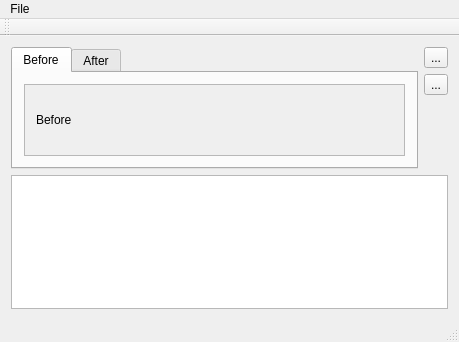
Before: the Qt Designer form DSuite/dsuitemain.ui in gwynethbradbury/DSuite, drawn with Qt 5.
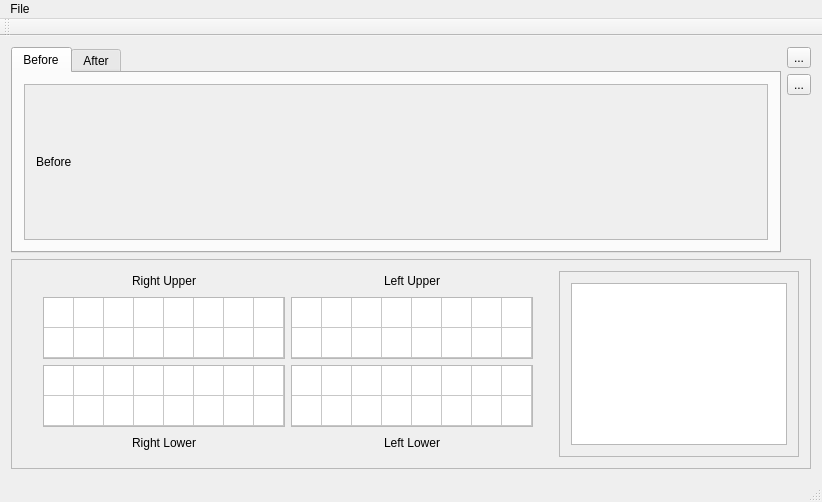
After: the same form once the commit is applied.

Diff of the .ui file:
```diff
--- a/DSuite/dsuitemain.ui
+++ b/DSuite/dsuitemain.ui
@@ -6,16 +6,16 @@
    <rect>
     <x>0</x>
     <y>0</y>
-    <width>459</width>
-    <height>342</height>
+    <width>777</width>
+    <height>502</height>
    </rect>
   </property>
   <property name="windowTitle">
    <string>DSuiteMain</string>
   </property>
   <widget class="QWidget" name="centralWidget">
-   <layout class="QGridLayout" name="gridLayout">
-    <item row="0" column="0">
+   <layout class="QVBoxLayout" name="verticalLayout">
+    <item>
      <layout class="QHBoxLayout" name="horizontalLayout">
       <item>
        <widget class="QTabWidget" name="before_after_tabs">
@@ -37,8 +37,8 @@
               <rect>
                <x>0</x>
                <y>0</y>
-               <width>340</width>
-               <height>79</height>
+               <width>658</width>
+               <height>138</height>
               </rect>
              </property>
              <layout class="QGridLayout" name="gridLayout_5">
@@ -123,14 +123,361 @@
       </item>
      </layout>
     </item>
-    <item row="1" column="0">
-     <widget class="QTableView" name="tableView">
+    <item>
+     <widget class="QScrollArea" name="scrollArea_3">
+      <property name="minimumSize">
+       <size>
+        <width>800</width>
+        <height>0</height>
+       </size>
+      </property>
       <property name="maximumSize">
        <size>
         <width>16777215</width>
-        <height>200</height>
+        <height>210</height>
        </size>
       </property>
+      <property name="widgetResizable">
+       <bool>true</bool>
+      </property>
+      <widget class="QWidget" name="scrollAreaWidgetContents_3">
+       <property name="geometry">
+        <rect>
+         <x>0</x>
+         <y>0</y>
+         <width>798</width>
+         <height>212</height>
+        </rect>
+       </property>
+       <layout class="QHBoxLayout" name="horizontalLayout_2">
+        <item>
+         <layout class="QGridLayout" name="gridLayout">
+          <item row="2" column="3">
+           <spacer name="horizontalSpacer_2">
+            <property name="orientation">
+             <enum>Qt::Horizontal</enum>
+            </property>
+            <property name="sizeHint" stdset="0">
+             <size>
+              <width>40</width>
+              <height>20</height>
+             </size>
+            </property>
+           </spacer>
+          </item>
+          <item row="2" column="0">
+           <spacer name="horizontalSpacer">
+            <property name="orientation">
+             <enum>Qt::Horizontal</enum>
+            </property>
+            <property name="sizeHint" stdset="0">
+             <size>
+              <width>40</width>
+              <height>20</height>
+             </size>
+            </property>
+           </spacer>
+          </item>
+          <item row="0" column="1">
+           <widget class="QLabel" name="label_3">
+            <property name="maximumSize">
+             <size>
+              <width>16777215</width>
+              <height>20</height>
+             </size>
+            </property>
+            <property name="text">
+             <string>Right Upper</string>
+            </property>
+            <property name="alignment">
+             <set>Qt::AlignCenter</set>
+            </property>
+           </widget>
+          </item>
+          <item row="4" column="2">
+           <widget class="QLabel" name="label_6">
+            <property name="maximumSize">
+             <size>
+              <width>16777215</width>
+              <height>20</height>
+             </size>
+            </property>
+            <property name="text">
+             <string>Left Lower</string>
+            </property>
+            <property name="alignment">
+             <set>Qt::AlignCenter</set>
+            </property>
+           </widget>
+          </item>
+          <item row="3" column="2">
+           <widget class="QTableWidget" name="teethTableWidget_LL">
+            <property name="minimumSize">
+             <size>
+              <width>242</width>
+              <height>62</height>
+             </size>
+            </property>
+            <property name="maximumSize">
+             <size>
+              <width>242</width>
+              <height>62</height>
+             </size>
+            </property>
+            <property name="verticalScrollBarPolicy">
+             <enum>Qt::ScrollBarAlwaysOff</enum>
+            </property>
+            <property name="horizontalScrollBarPolicy">
+             <enum>Qt::ScrollBarAlwaysOff</enum>
+            </property>
+            <property name="rowCount">
+             <number>2</number>
+            </property>
+            <property name="columnCount">
+             <number>8</number>
+            </property>
+            <attribute name="horizontalHeaderVisible">
+             <bool>false</bool>
+            </attribute>
+            <attribute name="horizontalHeaderDefaultSectionSize">
+             <number>30</number>
+            </attribute>
+            <attribute name="horizontalHeaderHighlightSections">
+             <bool>true</bool>
+            </attribute>
+            <attribute name="verticalHeaderVisible">
+             <bool>false</bool>
+            </attribute>
+            <row/>
+            <row/>
+            <column/>
+            <column/>
+            <column/>
+            <column/>
+            <column/>
+            <column/>
+            <column/>
+            <column/>
+           </widget>
+          </item>
+          <item row="4" column="1">
+           <widget class="QLabel" name="label_5">
+            <property name="maximumSize">
+             <size>
+              <width>16777215</width>
+              <height>20</height>
+             </size>
+            </property>
+            <property name="layoutDirection">
+             <enum>Qt::LeftToRight</enum>
+            </property>
+            <property name="text">
+             <string>Right Lower</string>
+            </property>
+            <property name="alignment">
+             <set>Qt::AlignCenter</set>
+            </property>
+           </widget>
+          </item>
+          <item row="0" column="2">
+           <widget class="QLabel" name="label_4">
+            <property name="maximumSize">
+             <size>
+              <width>16777215</width>
+              <height>20</height>
+             </size>
+            </property>
+            <property name="text">
+             <string>Left Upper</string>
+            </property>
+            <property name="alignment">
+             <set>Qt::AlignCenter</set>
+            </property>
+           </widget>
+          </item>
+          <item row="2" column="2">
+           <widget class="QTableWidget" name="teethTableWidget_LU">
+            <property name="minimumSize">
+             <size>
+              <width>242</width>
+              <height>62</height>
+             </size>
+            </property>
+            <property name="maximumSize">
+             <size>
+              <width>242</width>
+              <height>62</height>
+             </size>
+            </property>
+            <property name="verticalScrollBarPolicy">
+             <enum>Qt::ScrollBarAlwaysOff</enum>
+            </property>
+            <property name="horizontalScrollBarPolicy">
+             <enum>Qt::ScrollBarAlwaysOff</enum>
+            </property>
+            <property name="rowCount">
+             <number>2</number>
+            </property>
+            <property name="columnCount">
+             <number>8</number>
+            </property>
+            <attribute name="horizontalHeaderVisible">
+             <bool>false</bool>
+            </attribute>
+            <attribute name="horizontalHeaderDefaultSectionSize">
+             <number>30</number>
+            </attribute>
+            <attribute name="horizontalHeaderHighlightSections">
+             <bool>true</bool>
+            </attribute>
+            <attribute name="verticalHeaderVisible">
+             <bool>false</bool>
+            </attribute>
+            <row/>
+            <row/>
+            <column/>
+            <column/>
+            <column/>
+            <column/>
+            <column/>
+            <column/>
+            <column/>
+            <column/>
+           </widget>
+          </item>
+          <item row="2" column="1">
+           <widget class="QTableWidget" name="teethTableWidget_RU">
+            <property name="minimumSize">
+             <size>
+              <width>242</width>
+              <height>62</height>
+             </size>
+            </property>
+            <property name="maximumSize">
+             <size>
+              <width>242</width>
+              <height>62</height>
+             </size>
+            </property>
+            <property name="verticalScrollBarPolicy">
+             <enum>Qt::ScrollBarAlwaysOff</enum>
+            </property>
+            <property name="horizontalScrollBarPolicy">
+             <enum>Qt::ScrollBarAlwaysOff</enum>
+            </property>
+            <property name="rowCount">
+             <number>2</number>
+            </property>
+            <property name="columnCount">
+             <number>8</number>
+            </property>
+            <attribute name="horizontalHeaderVisible">
+             <bool>false</bool>
+            </attribute>
+            <attribute name="horizontalHeaderDefaultSectionSize">
+             <number>30</number>
+            </attribute>
+            <attribute name="horizontalHeaderHighlightSections">
+             <bool>true</bool>
+            </attribute>
+            <attribute name="verticalHeaderVisible">
+             <bool>false</bool>
+            </attribute>
+            <row/>
+            <row/>
+            <column/>
+            <column/>
+            <column/>
+            <column/>
+            <column/>
+            <column/>
+            <column/>
+            <column/>
+           </widget>
+          </item>
+          <item row="3" column="1">
+           <widget class="QTableWidget" name="teethTableWidget_RL">
+            <property name="minimumSize">
+             <size>
+              <width>242</width>
+              <height>62</height>
+             </size>
+            </property>
+            <property name="maximumSize">
+             <size>
+              <width>242</width>
+              <height>62</height>
+             </size>
+            </property>
+            <property name="verticalScrollBarPolicy">
+             <enum>Qt::ScrollBarAlwaysOff</enum>
+            </property>
+            <property name="horizontalScrollBarPolicy">
+             <enum>Qt::ScrollBarAlwaysOff</enum>
+            </property>
+            <property name="rowCount">
+             <number>2</number>
+            </property>
+            <property name="columnCount">
+             <number>8</number>
+            </property>
+            <attribute name="horizontalHeaderVisible">
+             <bool>false</bool>
+            </attribute>
+            <attribute name="horizontalHeaderDefaultSectionSize">
+             <number>30</number>
+            </attribute>
+            <attribute name="horizontalHeaderHighlightSections">
+             <bool>true</bool>
+            </attribute>
+            <attribute name="verticalHeaderVisible">
+             <bool>false</bool>
+            </attribute>
+            <row/>
+            <row/>
+            <column/>
+            <column/>
+            <column/>
+            <column/>
+            <column/>
+            <column/>
+            <column/>
+            <column/>
+           </widget>
+          </item>
+         </layout>
+        </item>
+        <item>
+         <widget class="QScrollArea" name="scrollArea_4">
+          <property name="widgetResizable">
+           <bool>true</bool>
+          </property>
+          <widget class="QWidget" name="scrollAreaWidgetContents_4">
+           <property name="geometry">
+            <rect>
+             <x>0</x>
+             <y>0</y>
+             <width>224</width>
+             <height>186</height>
+            </rect>
+           </property>
+           <layout class="QVBoxLayout" name="verticalLayout_3">
+            <item>
+             <widget class="QListWidget" name="listWidget">
+              <property name="minimumSize">
+               <size>
+                <width>200</width>
+                <height>0</height>
+               </size>
+              </property>
+             </widget>
+            </item>
+           </layout>
+          </widget>
+         </widget>
+        </item>
+       </layout>
+      </widget>
      </widget>
     </item>
    </layout>
@@ -140,7 +487,7 @@
     <rect>
      <x>0</x>
      <y>0</y>
-     <width>459</width>
+     <width>777</width>
      <height>22</height>
     </rect>
    </property>
```
Left out of the diff: 4 changed lines with no effect on the pictures.
